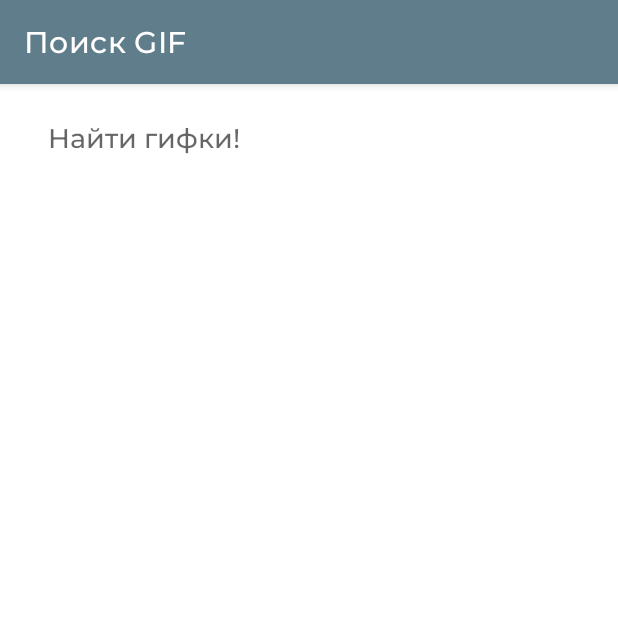
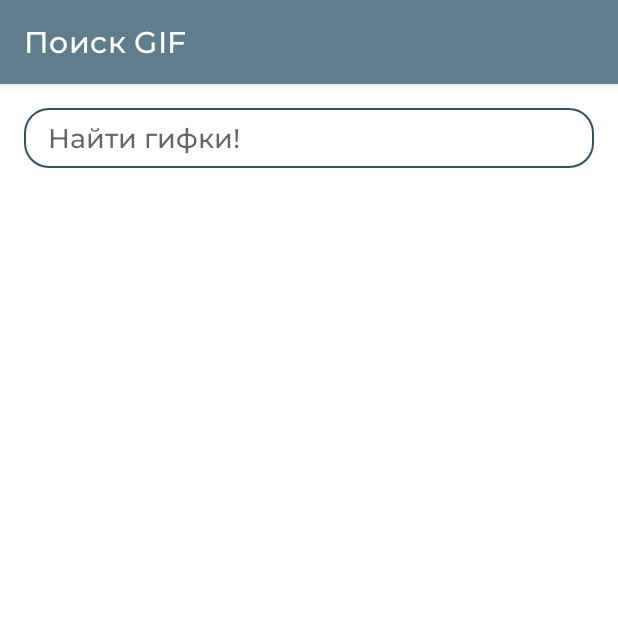
Before and after one commit to orosepa/gif-search-app, an Android app: the screen it shows after launch (GifSearchActivity), on a phone screen of 412 x 824 dp, the top half of it. Run offline under Robolectric (Android 15) with nearby library versions, the phone set to English and light mode, and no system bars; our stand-ins replace Dagger/Hilt's generated code, navigation-ui; pictures from the network do not load.

Commit message:
Style search view

```diff
--- /dev/null
+++ b/app/src/main/res/drawable/search_view_shape.xml
@@ -0,0 +1,7 @@
+<?xml version="1.0" encoding="utf-8"?>
+<shape xmlns:android="http://schemas.android.com/apk/res/android"
+    android:shape="rectangle">
+    <solid android:color="@color/white" />
+    <stroke android:color="@color/blue_gray_400" android:width="1dp" />
+    <corners android:radius="@dimen/medium" />
+</shape>
--- a/app/src/main/res/layout/fragment_gif_gallery.xml
+++ b/app/src/main/res/layout/fragment_gif_gallery.xml
@@ -10,6 +10,7 @@
         android:layout_height="@dimen/search_bar_height"
         android:layout_margin="@dimen/medium"
         android:textCursorDrawable="@null"
+        android:background="@drawable/search_view_shape"
         app:iconifiedByDefault="false"
         app:layout_constraintEnd_toEndOf="parent"
         app:layout_constraintStart_toStartOf="parent"
@@ -24,6 +25,8 @@
         android:layout_height="wrap_content"
         android:paddingBottom="@dimen/gif_size"
         android:clipToPadding="false"
+        android:layout_marginTop="@dimen/medium"
+        android:overScrollMode="never"
         app:layout_constraintTop_toBottomOf="@id/search_view"/>
 
 
```
